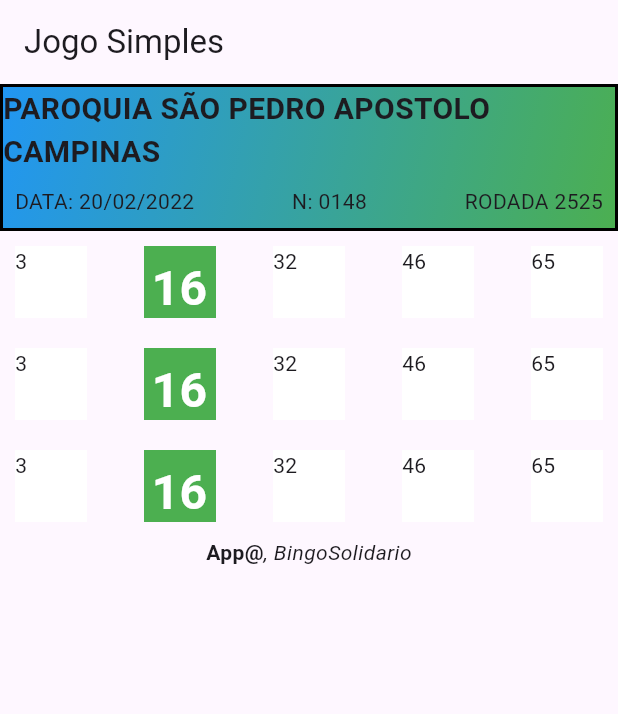
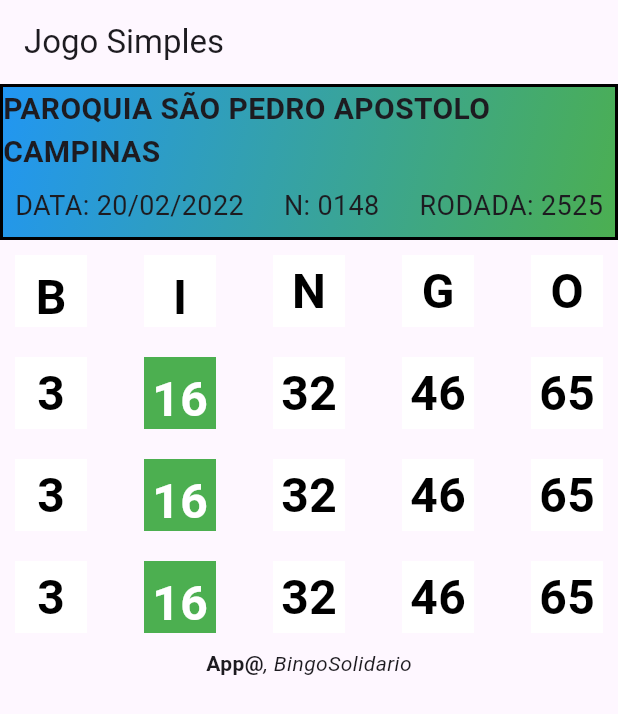
Before and after one commit to slackwarecps/flutter_bingo_app_jogador, a Flutter app: the screen it shows once a user with an empty profile is signed in, on a phone screen of 412 x 824 dp. Shown: the top 714 px of the screen. Run offline on Flutter 3.47's test engine with Material 3 defaults, Android fonts, the phone set to English and light mode, and no system bars; our stand-ins replace cloud_firestore, firebase_auth, firebase_core; accounts and stored records are empty; network calls fail.

Commit message:
feat: ajustes na cartela

```diff
--- a/lib/screens/cartela/cabecalho.dart
+++ b/lib/screens/cartela/cabecalho.dart
@@ -30,15 +30,15 @@ class Cabecalho extends StatelessWidget {
           children: [
             Padding(
               padding: const EdgeInsets.all(8.0),
-              child: Text("DATA: 20/02/2022"),
+              child: Text("DATA: 20/02/2022",style: TextStyle(fontSize: 18),),
             ),
             Padding(
               padding: const EdgeInsets.all(8.0),
-              child: Text("N: 0148"),
+              child: Text("N: 0148",style: TextStyle(fontSize: 18),),
             ),
             Padding(
               padding: const EdgeInsets.all(8.0),
-              child: Text("RODADA 2525"),
+              child: Text("RODADA: 2525",style: TextStyle(fontSize: 18),),
             ),
           ],
         ),
--- a/lib/screens/linha.dart
+++ b/lib/screens/cartela/linha.dart
@@ -9,17 +9,18 @@ class Linha
   Widget build(BuildContext context) {
     return Row(
           mainAxisAlignment: MainAxisAlignment.spaceBetween,
-      crossAxisAlignment: CrossAxisAlignment.center,
+
           children: [
-            Container(
+            Container( alignment: Alignment.center,
 
                margin: const EdgeInsets.all(10.0),
                 color: Colors.white,
                 width: 48.0,
                 height: 48.0,
-                child: Text("3"),
+                child: Text("3", style: TextStyle(color: Colors.black, fontSize: 32, fontWeight: FontWeight.bold),),
+
                 ),
-                Container(
+                Container( alignment: Alignment.center,
                   margin: const EdgeInsets.all(10.0),
                 color: Colors.green,
                 width: 48.0,
@@ -28,20 +29,20 @@ class Linha
                 padding: EdgeInsets.all( 5),
 
                 ),
-                Container(  margin: const EdgeInsets.all(10.0),
+                Container( alignment: Alignment.center,   margin: const EdgeInsets.all(10.0),
                 color:  Colors.white,
                 width: 48.0,
-                height: 48.0,child: Text("32"),
+                height: 48.0,child: Text("32", style: TextStyle(color: Colors.black, fontSize: 32, fontWeight: FontWeight.bold),),
                 ),
-                Container(  margin: const EdgeInsets.all(10.0),
+                Container(alignment: Alignment.center,    margin: const EdgeInsets.all(10.0),
                 color: Colors.white,
                 width: 48.0,
-                height: 48.0,child: Text("46"),
+                height: 48.0,child: Text("46", style: TextStyle(color: Colors.black, fontSize: 32, fontWeight: FontWeight.bold),),
                 ),
-                Container(  margin: const EdgeInsets.all(10.0),
+                Container( alignment: Alignment.center,   margin: const EdgeInsets.all(10.0),
                 color:  Colors.white,
                 width: 48.0,
-                height: 48.0,child: Text("65"),
+                height: 48.0,child: Text("65", style: TextStyle(color: Colors.black, fontSize: 32, fontWeight: FontWeight.bold),),
                 ),
           ],
         );
--- /dev/null
+++ b/lib/screens/cartela/linha_bingo.dart
@@ -0,0 +1,61 @@
+import 'package:flutter/material.dart';
+
+class LinhaBingo extends StatelessWidget {
+  const LinhaBingo({super.key});
+
+  @override
+  Widget build(BuildContext context) {
+    return Row(
+          mainAxisAlignment: MainAxisAlignment.spaceBetween,
+      crossAxisAlignment: CrossAxisAlignment.center,
+          children: [
+            Container(
+              alignment: Alignment.center,
+
+               margin: const EdgeInsets.all(10.0),
+                color: Colors.white,
+                width: 48.0,
+                height: 48.0,
+               child: Padding(
+                 padding: const EdgeInsets.all(5.0),
+                 child: Text("B", style: TextStyle(color: Colors.black, fontSize: 32, fontWeight: FontWeight.bold),),
+               ),
+                ),
+                Container(
+                   alignment: Alignment.center,
+                  margin: const EdgeInsets.all(10.0),
+                color: Colors.white,
+                width: 48.0,
+                height: 48.0,
+                child: Text("I", style: TextStyle(color: Colors.black, fontSize: 32, fontWeight: FontWeight.bold),),
+                padding: EdgeInsets.all( 5),
+
+                ),
+                Container(
+
+                   alignment: Alignment.center,
+                     margin: const EdgeInsets.all(10.0),
+                color:  Colors.white,
+                width: 48.0,
+                height: 48.0,
+                child: Text("N", style: TextStyle(color: Colors.black, fontSize: 32, fontWeight: FontWeight.bold),),
+                ),
+                Container
+                ( alignment: Alignment.center,  margin: const EdgeInsets.all(10.0),
+                color: Colors.white,
+                width: 48.0,
+                height: 48.0,
+                child: Text("G", style: TextStyle(color: Colors.black, fontSize: 32, fontWeight: FontWeight.bold),),
+                ),
+                Container(
+                   alignment: Alignment.center,
+                   margin: const EdgeInsets.all(10.0),
+                color:  Colors.white,
+                width: 48.0,
+                height: 48.0,
+                child: Text("O", style: TextStyle(color: Colors.black, fontSize: 32, fontWeight: FontWeight.bold),),
+                ),
+          ],
+        );
+  }
+}
--- a/lib/screens/cartela/tabela.dart
+++ b/lib/screens/cartela/tabela.dart
@@ -1,4 +1,5 @@
-import 'package:bingo_jogador/screens/linha.dart';
+import 'package:bingo_jogador/screens/cartela/linha.dart';
+import 'package:bingo_jogador/screens/cartela/linha_bingo.dart';
 import 'package:flutter/material.dart';
 
 class Tabela extends StatelessWidget {
@@ -9,7 +10,7 @@ class Tabela extends StatelessWidget {
     return   Column(
 
       children: [
-
+     LinhaBingo(),
         Linha(),
          Linha(),
           Linha(),
```
